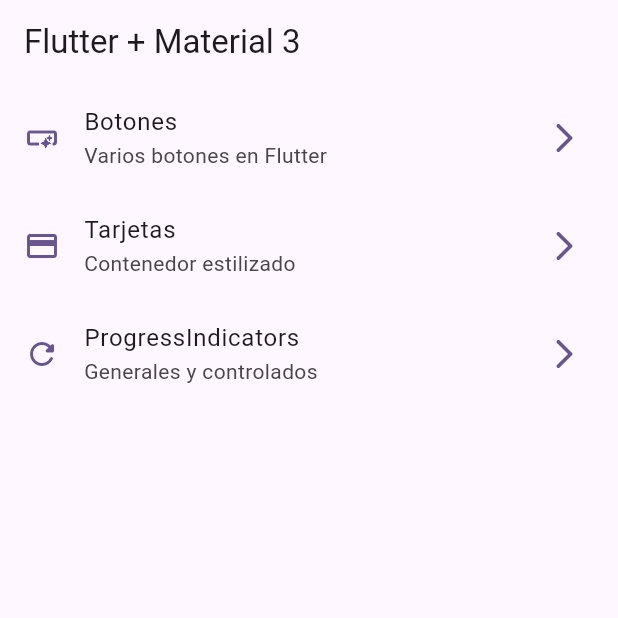
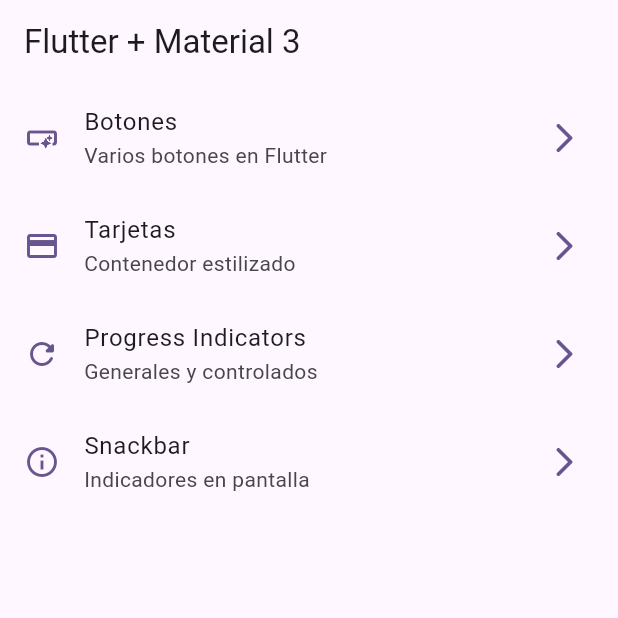
Before and after one commit to Meikez/Flutter-Widgets, a Flutter app: the screen it shows after launch, on a phone screen of 412 x 824 dp, the top half of it. Run offline on Flutter 3.47's test engine with Material 2 defaults, Android fonts, the phone set to English and light mode, and no system bars; our stand-ins replace go_router.

Commit message:
snackbar agregado

```diff
--- a/lib/config/menu/menu_items.dart
+++ b/lib/config/menu/menu_items.dart
@@ -11,9 +11,8 @@ class MenuItem {
       required this.subtitle,
       required this.link,
       required this.icon});
+}
 
-
-}
 const List<MenuItem> appMenuItems = [
   MenuItem(
       title: 'Botones',
@@ -22,14 +21,19 @@ class MenuItem {
       icon: Icons.smart_button_outlined),
   MenuItem(
       title: 'Tarjetas',
-        subtitle:'Contenedor estilizado',
+      subtitle: 'Contenedor estilizado',
       link: '/cards',
       icon: Icons.credit_card),
   MenuItem(
-        title: 'ProgressIndicators',
-        subtitle:'Generales y controlados',
+    title: 'Progress Indicators',
+    subtitle: 'Generales y controlados',
     link: '/progress',
-        icon: Icons.refresh_rounded,)
-
-
+    icon: Icons.refresh_rounded,
+  ),
+  MenuItem(
+    title: 'Snackbar',
+    subtitle: 'Indicadores en pantalla',
+    link: '/snackbars',
+    icon: Icons.info_outline,
+  )
 ];
--- a/lib/config/router/app_router.dart
+++ b/lib/config/router/app_router.dart
@@ -26,4 +26,9 @@ final appRouter = GoRouter(
       name: ProgressScreen.name,
       builder: (context, state) => const ProgressScreen(),
     ),
+    GoRoute(
+      path: '/snackbars',
+      name: SnackbarScreen.name,
+      builder: (context, state) => const SnackbarScreen(),
+    ),
   ]);
--- a/lib/presentation/screens/snackbar/snackbar_screen.dart
+++ b/lib/presentation/screens/snackbar/snackbar_screen.dart
@@ -4,8 +4,29 @@ class SnackbarScreen extends StatelessWidget {
   static const name = 'snackbar_screen';
   const SnackbarScreen({super.key});
 
+  void showCustomSnackbar(BuildContext context) {
+    ScaffoldMessenger.of(context).clearSnackBars();
+
+    final snackbar = SnackBar(
+      content: const Text('Hola Mundo'),
+      action: SnackBarAction(label: 'Ok!',onPressed: (){},),
+      duration: const Duration(seconds: 2),
+      );
+    ScaffoldMessenger.of(context).showSnackBar(snackbar);
+  }
+
   @override
   Widget build(BuildContext context) {
-    return Container();
+    return Scaffold(
+      appBar: AppBar(
+        title: const Text('Snackbar y Dialogos'),
+      ),
+      floatingActionButton: FloatingActionButton.extended(
+          label: const Text('Mostrar Snackbar'),
+          icon: const Icon(Icons.remove_red_eye_outlined),
+          onPressed: () {
+            showCustomSnackbar(context);
+          }),
+    );
   }
 }
```
Lines whose indentation alone changed are shown as unchanged.
